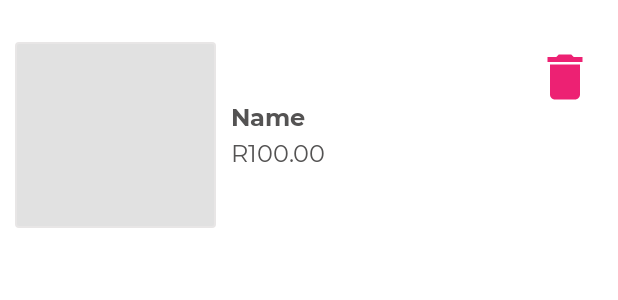
After one commit to makaota/Mamma_Ms_Kitchen_Manager, an Android app: the layout order_list_layout.xml on its own in the app's theme, with its tools: preview values and no code run, on a phone screen of 412 x 824 dp. The commit adds this screen. Shown: the top 300 px of the screen. Run offline under Robolectric (Android 15) with nearby library versions, the light colour scheme and no system bars.

Commit message:
Modified orders adapter

```diff
--- a/app/src/main/res/drawable/ic_vector_delete.xml
+++ b/app/src/main/res/drawable/ic_vector_delete.xml
@@ -1,6 +1,6 @@
-<vector android:height="48dp" android:tint="@color/colorThemePink"
+<vector android:height="40dp" android:tint="@color/colorThemePink"
     android:viewportHeight="24" android:viewportWidth="24"
-    android:width="48dp"
+    android:width="40dp"
     xmlns:android="http://schemas.android.com/apk/res/android">
     <path android:fillColor="@android:color/white" android:pathData="M6,19c0,1.1 0.9,2 2,2h8c1.1,0 2,-0.9 2,-2V7H6v12zM19,4h-3.5l-1,-1h-5l-1,1H5v2h14V4z"/>
 </vector>
--- /dev/null
+++ b/app/src/main/res/layout/order_list_layout.xml
@@ -0,0 +1,85 @@
+<?xml version="1.0" encoding="utf-8"?>
+<androidx.constraintlayout.widget.ConstraintLayout xmlns:android="http://schemas.android.com/apk/res/android"
+    xmlns:app="http://schemas.android.com/apk/res-auto"
+    xmlns:tools="http://schemas.android.com/tools"
+    android:layout_width="match_parent"
+    android:layout_height="wrap_content"
+    android:layout_marginTop="@dimen/item_list_marginTop"
+    android:background="@color/white"
+    android:orientation="vertical"
+    android:padding="@dimen/item_list_padding">
+
+    <LinearLayout
+        android:id="@+id/ll_item_image"
+        android:layout_width="wrap_content"
+        android:layout_height="wrap_content"
+        android:background="@drawable/rv_item_image_background"
+        android:padding="@dimen/item_image_padding"
+        app:layout_constraintBottom_toBottomOf="parent"
+        app:layout_constraintStart_toStartOf="parent"
+        app:layout_constraintTop_toTopOf="parent">
+
+        <ImageView
+            android:id="@+id/iv_item_image"
+            android:layout_width="@dimen/item_image_width"
+            android:layout_height="@dimen/item_image_height"
+            android:contentDescription="@string/content_description"
+            android:scaleType="fitXY" />
+    </LinearLayout>
+
+    <LinearLayout
+        android:id="@+id/ll_product_details"
+        android:layout_width="0dp"
+        android:layout_height="wrap_content"
+        android:layout_marginStart="@dimen/item_image_title_price_marginStart"
+        android:layout_marginEnd="@dimen/item_image_title_price_marginStart"
+        android:gravity="center"
+        android:orientation="vertical"
+        app:layout_constraintBottom_toBottomOf="parent"
+        app:layout_constraintEnd_toStartOf="@id/ib_delete_product"
+        app:layout_constraintStart_toEndOf="@id/ll_item_image"
+        app:layout_constraintTop_toTopOf="parent">
+
+        <com.makaota.mammamskitchenmanager.utils.RAMTextViewBold
+            android:id="@+id/tv_item_name"
+            android:layout_width="match_parent"
+            android:layout_height="wrap_content"
+            android:textColor="@color/item_value_text_color"
+            android:textSize="@dimen/rv_item_name_textSize"
+            tools:text="Name" />
+
+        <com.makaota.mammamskitchenmanager.utils.RAMTextView
+            android:id="@+id/tv_item_price"
+            android:layout_width="match_parent"
+            android:layout_height="wrap_content"
+            android:layout_marginTop="@dimen/rv_item_price_marginTop"
+            android:textColor="@color/item_value_text_color"
+            android:textSize="@dimen/rv_item_price_textSize"
+            android:textStyle="bold"
+            tools:text="R100.00" />
+    </LinearLayout>
+
+    <ImageButton
+        android:id="@+id/ib_delete_product"
+        android:layout_width="wrap_content"
+        android:layout_height="wrap_content"
+        android:background="@android:color/transparent"
+        android:contentDescription="@string/content_description"
+        android:foreground="?attr/selectableItemBackgroundBorderless"
+        android:padding="@dimen/delete_icon_padding"
+        android:src="@drawable/ic_vector_delete"
+        app:layout_constraintEnd_toEndOf="parent"
+        app:layout_constraintStart_toEndOf="@id/ll_product_details"
+        app:layout_constraintTop_toTopOf="parent" />
+
+    <com.makaota.mammamskitchenmanager.utils.RAMTextView
+        android:id="@+id/tv_update_status"
+        android:layout_width="wrap_content"
+        android:layout_height="wrap_content"
+        android:layout_marginTop="8dp"
+        android:padding="@dimen/delete_icon_padding"
+        android:textSize="@dimen/rv_item_price_textSize"
+        app:layout_constraintBottom_toBottomOf="parent"
+        app:layout_constraintEnd_toEndOf="parent"
+        app:layout_constraintTop_toBottomOf="@+id/ll_product_details" />
+</androidx.constraintlayout.widget.ConstraintLayout>
--- a/app/src/main/res/values/dimens.xml
+++ b/app/src/main/res/values/dimens.xml
@@ -80,9 +80,9 @@
     <dimen name="item_image_width">130dp</dimen>
     <dimen name="item_image_height">120dp</dimen>
     <dimen name="item_image_title_price_marginStart">10dp</dimen>
-    <dimen name="rv_item_name_textSize">20sp</dimen>
+    <dimen name="rv_item_name_textSize">16sp</dimen>
     <dimen name="rv_item_price_marginTop">2dp</dimen>
-    <dimen name="rv_item_price_textSize">18sp</dimen>
+    <dimen name="rv_item_price_textSize">16sp</dimen>
 
     <dimen name="item_dashboard_margin">5dp</dimen>
     <dimen name="item_dashboard_padding">1dp</dimen>
```
Also changed, not shown: app/src/main/java/com/makaota/mammamskitchenmanager/ui/activities/OpenCloseStoreActivity.kt (+17 -2 lines), app/src/main/java/com/makaota/mammamskitchenmanager/ui/adapters/MyOrdersListAdapter.kt (+51 -3 lines), app/src/main/res/layout/activity_open_close_store.xml (+14 -0 lines).
